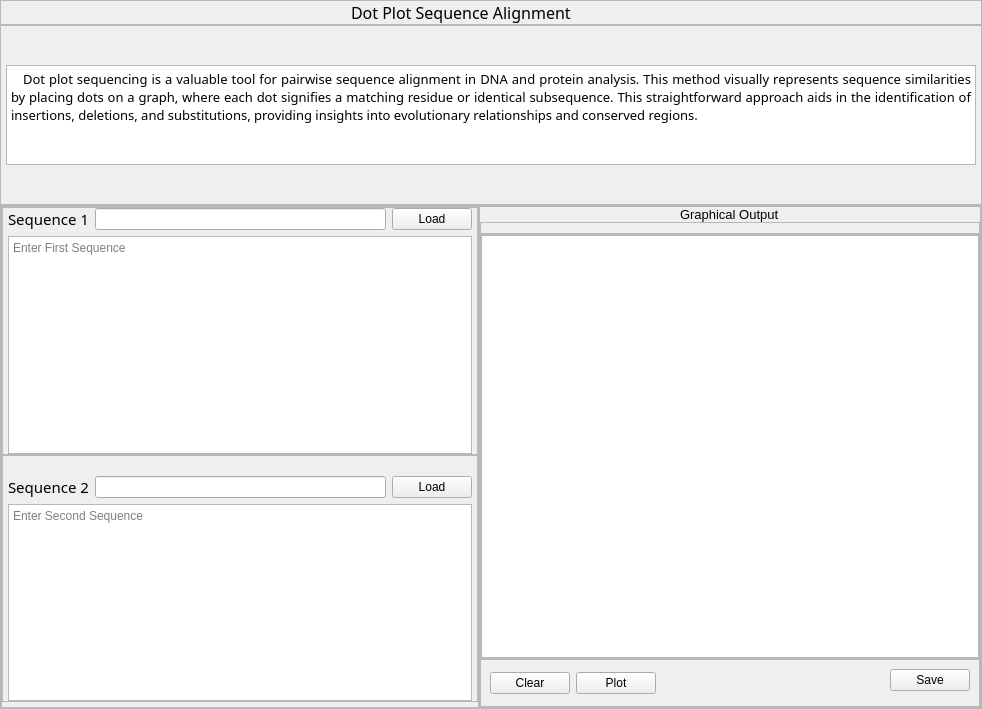
This is ui/tabs/dot_plot.ui in bryancastillo10/BioBytes-PairSync as Qt 5 draws it before an edit. The edited form follows.
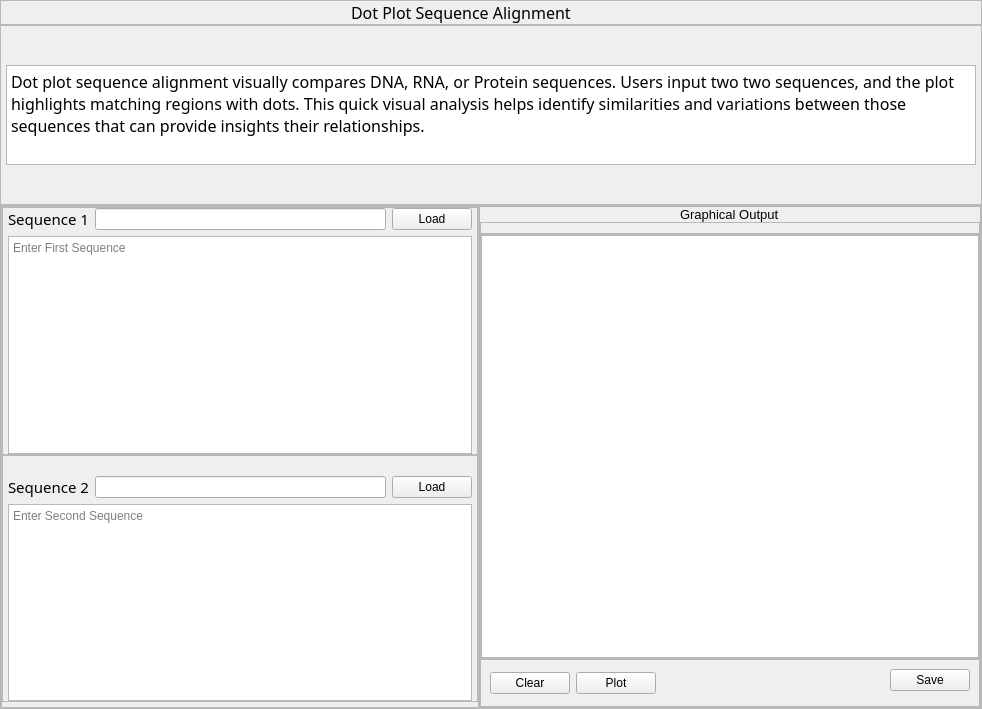
This is the edited form. Icons and pictures are not drawn.

Diff of the .ui file:
```diff
--- a/ui/tabs/dot_plot.ui
+++ b/ui/tabs/dot_plot.ui
@@ -146,8 +146,8 @@
         </property>
         <property name="font">
          <font>
-          <family>Noto Sans TC</family>
-          <pointsize>10</pointsize>
+          <family>Noto Sans</family>
+          <pointsize>12</pointsize>
          </font>
         </property>
         <property name="verticalScrollBarPolicy">
@@ -160,8 +160,8 @@
          <string>&lt;!DOCTYPE HTML PUBLIC &quot;-//W3C//DTD HTML 4.0//EN&quot; &quot;http://www.w3.org/TR/REC-html40/strict.dtd&quot;&gt;
 &lt;html&gt;&lt;head&gt;&lt;meta name=&quot;qrichtext&quot; content=&quot;1&quot; /&gt;&lt;style type=&quot;text/css&quot;&gt;
 p, li { white-space: pre-wrap; }
-&lt;/style&gt;&lt;/head&gt;&lt;body style=&quot; font-family:'Noto Sans TC'; font-size:10pt; font-weight:400; font-style:normal;&quot;&gt;
-&lt;p align=&quot;justify&quot; style=&quot; margin-top:0px; margin-bottom:0px; margin-left:0px; margin-right:0px; -qt-block-indent:0; text-indent:0px;&quot;&gt;&lt;span style=&quot; font-family:'PMingLiU';&quot;&gt;   Dot plot sequencing is a valuable tool for pairwise sequence alignment in DNA and protein analysis. This method visually represents sequence similarities by placing dots on a graph, where each dot signifies a matching residue or identical subsequence. This straightforward approach aids in the identification of insertions, deletions, and substitutions, providing insights into evolutionary relationships and conserved regions. &lt;/span&gt;&lt;/p&gt;&lt;/body&gt;&lt;/html&gt;</string>
+&lt;/style&gt;&lt;/head&gt;&lt;body style=&quot; font-family:'Noto Sans'; font-size:12pt; font-weight:400; font-style:normal;&quot;&gt;
+&lt;p style=&quot; margin-top:0px; margin-bottom:0px; margin-left:0px; margin-right:0px; -qt-block-indent:0; text-indent:0px;&quot;&gt;Dot plot sequence alignment visually compares DNA, RNA, or Protein sequences. Users input two two sequences, and the plot highlights matching regions with dots. This quick visual analysis helps identify similarities and variations between those sequences that can provide insights their relationships.&lt;/p&gt;&lt;/body&gt;&lt;/html&gt;</string>
         </property>
        </widget>
       </item>
```
